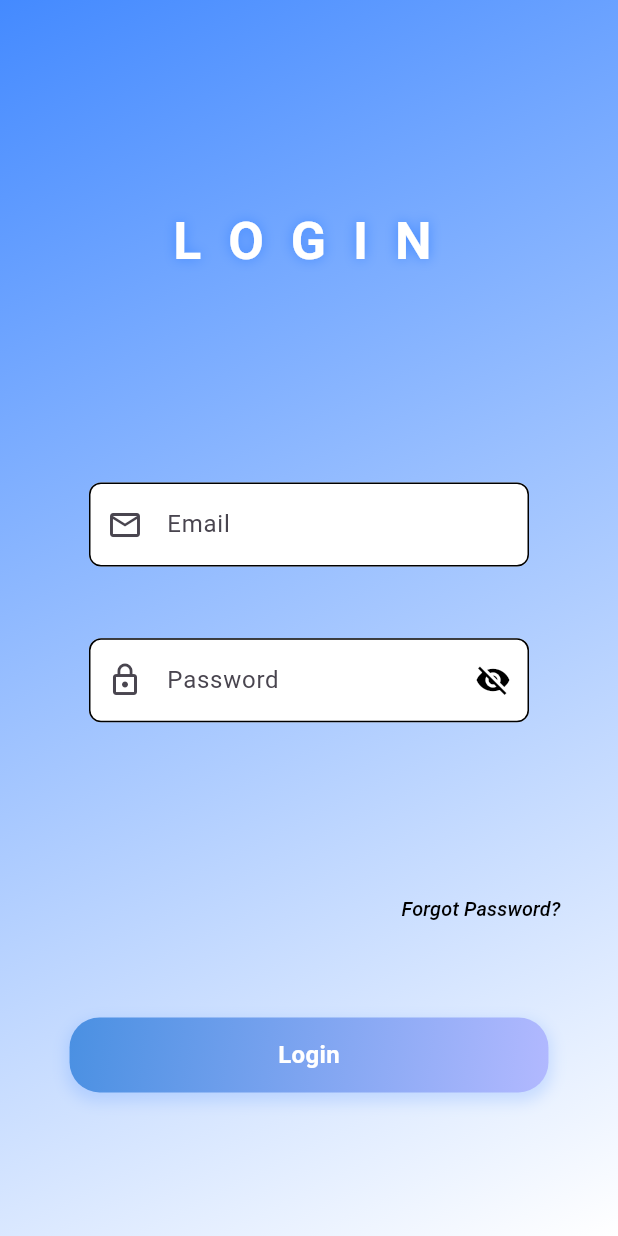
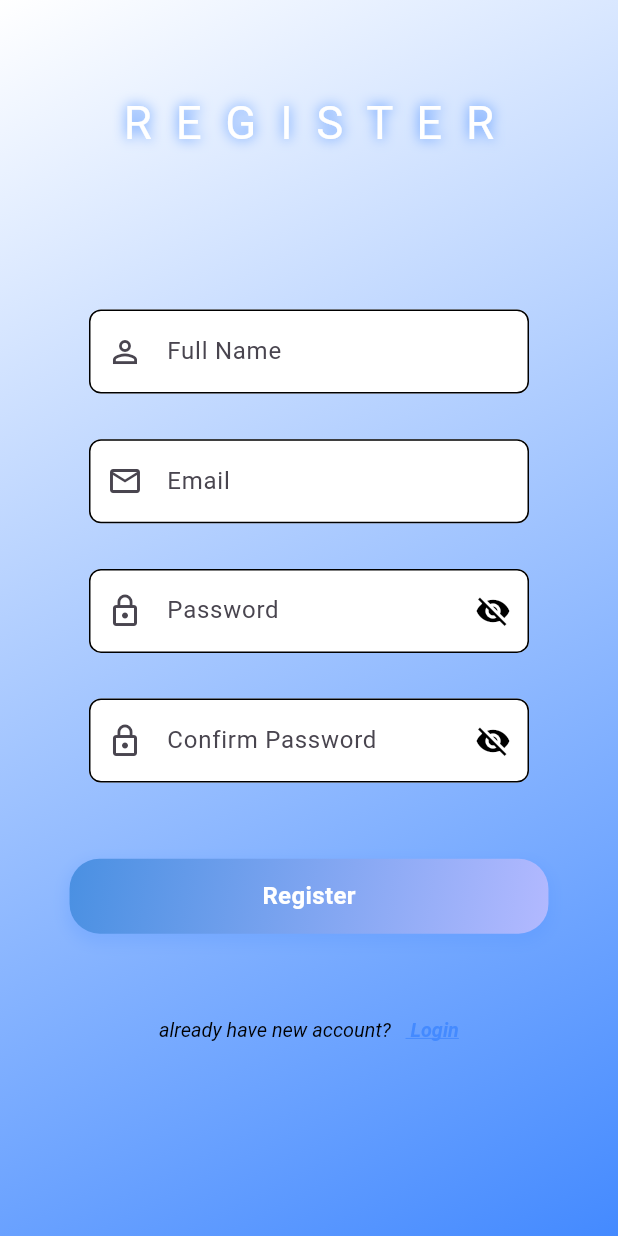
Before and after one commit to jafardaw/madSolutionTraning, a Flutter app: the screen it shows after launch, after a tap on "Login", on a phone screen of 412 x 824 dp. Run offline on Flutter 3.47's test engine with Material 3 defaults, Android fonts, the phone set to English and light mode, and no system bars; drawn by our look-alikes of animated_text_kit, flutter_animate; our stand-ins replace flutter_screenutil, go_router, lottie, shimmer; Roboto replaces fonts that are missing (Calibri); project files that could hold a hidden picture were left out.

Commit message:
add fonts and lotti and refactor custom

```diff
--- a/lib/Feture/Auth/login/presentation/veiw/login_view.dart
+++ b/lib/Feture/Auth/login/presentation/veiw/login_view.dart
@@ -2,6 +2,8 @@ import 'package:animated_text_kit/animated_text_kit.dart';
 import 'package:flutter/material.dart';
 import 'package:flutter_animate/flutter_animate.dart';
 import 'package:flutter_screenutil/flutter_screenutil.dart';
+import 'package:go_router/go_router.dart';
+import 'package:madsolutionproject/Feture/Auth/login/presentation/veiw/widget/auth_redirect_text.dart';
 import 'package:madsolutionproject/core/constant.dart';
 import 'package:madsolutionproject/core/utils/styel.dart';
 import 'package:madsolutionproject/core/widget/custom_botton.dart';
@@ -13,21 +15,21 @@ class LoginView extends StatelessWidget {
   @override
   Widget build(BuildContext context) {
     return Scaffold(
-      body: Container(
+      body: SafeArea(
+        child: Container(
           width: double.infinity,
           height: double.infinity,
           decoration: BoxDecoration(
             gradient: LinearGradient(
-            colors: [colorBlue, colorWhite],
-            begin: Alignment.topLeft,
-            end: Alignment.bottomRight,
+              colors: [colorWhite, colorBlue],
+              begin: Alignment.bottomRight,
+              end: Alignment.topLeft,
             ),
           ),
-        child: SafeArea(
           child: Padding(
             padding: EdgeInsets.symmetric(horizontal: 24.w),
             child: Column(
-              mainAxisAlignment: MainAxisAlignment.spaceEvenly,
+              mainAxisAlignment: MainAxisAlignment.center,
               children: [
                 40.verticalSpace,
                 Center(
@@ -35,47 +37,52 @@ class LoginView extends StatelessWidget {
                     animatedTexts: [
                       TypewriterAnimatedText(
                         "L  O  G  I  N ",
-                        speed: Duration(milliseconds: 200),
-                        textStyle: AppTextStyles.headline.copyWith(
-                          fontSize: 34.sp,
-                        ),
+                        speed: const Duration(milliseconds: 200),
+                        textStyle: AppTextStyles.calibri19NormalWhiteShadow
+                            .copyWith(fontSize: 34.sp),
                       ),
                     ],
                     totalRepeatCount: 1,
                   ),
                 ),
                 40.verticalSpace,
+                Column(
+                  children: [
                     CustomTextField(
                       hint: 'Email',
-                  label: Text('Email'),
+                      label: const Text('Email'),
                       hintText: 'Enter your email',
                       prefixIcon: const Icon(Icons.email_outlined),
                       obscureText: false,
                     ).animate().fadeIn(duration: 800.ms).slideX(begin: -0.2),
+                    24.verticalSpace,
                     CustomTextField(
                       hint: 'Password',
-                  label: Text('Password'),
+                      label: const Text('Password'),
                       hintText: 'Enter your password',
                       prefixIcon: const Icon(Icons.lock_outline),
                       obscureText: true,
                     ).animate().fadeIn(duration: 800.ms).slideX(begin: 0.2),
+                  ],
+                ),
+                AuthRedirectText(
+                  message: "Forgt Password?",
+                  onTap: () {},
+                  alignmentGeometry: Alignment.centerRight,
+                ),
+                CustomButton(
+                  text: 'Login',
+                  onTap: () async {
+                    context.goNamed('register');
+                  },
+                ),
+                AuthRedirectText(
+                  alignmentGeometry: Alignment.center,
+                  message: "Create new account?   ",
+                  actionText: "Login",
+                  onTap: () {},
+                ),
 
-                5.verticalSpace,
-                Align(
-                  alignment: Alignment.centerRight,
-                  child: TextButton(
-                    onPressed: () {},
-                    child: Text(
-                      "Forgot Password?",
-                      style: TextStyle(
-                        color: colorblack,
-                        fontSize: 13.sp,
-                        fontStyle: FontStyle.italic,
-                      ),
-                    ),
-                  ),
-                ),
-                CustomButton(text: 'Login', onTap: () {}),
                 30.horizontalSpace,
               ],
             ),
--- /dev/null
+++ b/lib/Feture/Auth/login/presentation/veiw/register_view.dart
@@ -0,0 +1,99 @@
+import 'package:animated_text_kit/animated_text_kit.dart';
+import 'package:flutter/material.dart';
+import 'package:flutter_animate/flutter_animate.dart';
+import 'package:flutter_screenutil/flutter_screenutil.dart';
+import 'package:go_router/go_router.dart';
+import 'package:madsolutionproject/Feture/Auth/login/presentation/veiw/widget/auth_redirect_text.dart';
+import 'package:madsolutionproject/core/constant.dart';
+import 'package:madsolutionproject/core/utils/styel.dart';
+import 'package:madsolutionproject/core/widget/custom_botton.dart';
+import 'package:madsolutionproject/core/widget/custom_text_field.dart';
+
+class RegisterView extends StatelessWidget {
+  const RegisterView({super.key});
+
+  @override
+  Widget build(BuildContext context) {
+    return Scaffold(
+      body: SafeArea(
+        child: Container(
+          width: double.infinity,
+          height: double.infinity,
+          decoration: BoxDecoration(
+            gradient: LinearGradient(
+              colors: [colorWhite, colorBlue],
+              begin: Alignment.topLeft,
+              end: Alignment.bottomRight,
+            ),
+          ),
+          child: Padding(
+            padding: EdgeInsets.symmetric(horizontal: 24.w),
+            child: SingleChildScrollView(
+              child: Column(
+                mainAxisAlignment: MainAxisAlignment.center,
+                children: [
+                  60.verticalSpace,
+                  Center(
+                    child: AnimatedTextKit(
+                      animatedTexts: [
+                        TypewriterAnimatedText(
+                          "R  E  G  I  S  T  E  R",
+                          speed: const Duration(milliseconds: 150),
+                          textStyle: AppTextStyles.calibri19NormalWhiteShadow
+                              .copyWith(fontSize: 30.sp),
+                        ),
+                      ],
+                      totalRepeatCount: 1,
+                    ),
+                  ),
+                  100.verticalSpace,
+                  CustomTextField(
+                    hint: 'Full Name',
+                    label: const Text('Full Name'),
+                    hintText: 'Enter your full name',
+                    prefixIcon: const Icon(Icons.person_outline),
+                    obscureText: false,
+                  ).animate().fadeIn().slideX(begin: -0.2),
+                  30.verticalSpace,
+                  CustomTextField(
+                    hint: 'Email',
+                    label: const Text('Email'),
+                    hintText: 'Enter your email',
+                    prefixIcon: const Icon(Icons.email_outlined),
+                    obscureText: false,
+                  ).animate().fadeIn().slideX(begin: 0.2),
+                  30.verticalSpace,
+                  CustomTextField(
+                    hint: 'Password',
+                    label: const Text('Password'),
+                    hintText: 'Enter your password',
+                    prefixIcon: const Icon(Icons.lock_outline),
+                    obscureText: true,
+                  ).animate().fadeIn().slideX(begin: -0.2),
+                  30.verticalSpace,
+                  CustomTextField(
+                    hint: 'Confirm Password',
+                    label: const Text('Confirm Password'),
+                    hintText: 'Re-enter your password',
+                    prefixIcon: const Icon(Icons.lock_outline),
+                    obscureText: true,
+                  ).animate().fadeIn().slideX(begin: 0.2),
+                  50.verticalSpace,
+                  CustomButton(text: 'Register', onTap: () {}),
+                  40.verticalSpace,
+                  AuthRedirectText(
+                    alignmentGeometry: Alignment.center,
+                    message: "already have new account?   ",
+                    actionText: "Login",
+                    onTap: () {},
+                  ),
+                  40.verticalSpace,
+                ],
+              ),
+            ),
+          ),
+        ),
+      ),
+    );
+  }
+}
--- /dev/null
+++ b/lib/Feture/Auth/login/presentation/veiw/widget/auth_redirect_text.dart
@@ -0,0 +1,48 @@
+import 'package:flutter/material.dart';
+import 'package:flutter_screenutil/flutter_screenutil.dart';
+
+class AuthRedirectText extends StatelessWidget {
+  final String message;
+  final String? actionText;
+  final VoidCallback onTap;
+  final AlignmentGeometry alignmentGeometry;
+
+  const AuthRedirectText({
+    super.key,
+    required this.message,
+    required this.alignmentGeometry,
+    this.actionText,
+    required this.onTap,
+  });
+
+  @override
+  Widget build(BuildContext context) {
+    return Align(
+      alignment: alignmentGeometry,
+      child: TextButton(
+        onPressed: onTap,
+        child: RichText(
+          text: TextSpan(
+            style: TextStyle(
+              color: Colors.black,
+              fontSize: 13.sp,
+              fontStyle: FontStyle.italic,
+            ),
+            children: [
+              TextSpan(text: message),
+              if (actionText != null)
+                TextSpan(
+                  text: ' $actionText',
+                  style: const TextStyle(
+                    color: Colors.blueAccent,
+                    fontWeight: FontWeight.bold,
+                    decoration: TextDecoration.underline,
+                  ),
+                ),
+            ],
+          ),
+        ),
+      ),
+    );
+  }
+}
--- a/lib/Feture/splash/splash_view.dart
+++ b/lib/Feture/splash/splash_view.dart
@@ -3,6 +3,7 @@ import 'package:flutter_animate/flutter_animate.dart';
 import 'package:animated_text_kit/animated_text_kit.dart';
 import 'package:flutter_screenutil/flutter_screenutil.dart';
 import 'package:go_router/go_router.dart';
+import 'package:lottie/lottie.dart';
 import 'package:madsolutionproject/core/constant.dart';
 import 'package:madsolutionproject/core/utils/styel.dart';
 import 'package:shimmer/shimmer.dart';
@@ -19,28 +20,25 @@ class _SplashViewState extends State<SplashView> {
   void initState() {
     super.initState();
     Future.delayed(const Duration(seconds: 5), () {
-      context.go('/login');
+      context.goNamed('login');
     });
   }
 
   @override
   Widget build(BuildContext context) {
     return Scaffold(
-      backgroundColor: const Color.fromARGB(
-        255,
-        243,
-        243,
-        243,
-      ), // تغيرنا من اللون الأزرق إلى الأبيض
+      backgroundColor: colorWhite,
       body: Center(
         child: Column(
           mainAxisAlignment: MainAxisAlignment.center,
           children: [
-            // _Logo(),
-            SizedBox(height: 40.h),
+            SizedBox(
+              width: double.infinity,
+              height: 250.h,
+              child: Lottie.asset('assets/animation_1745402143645.json'),
+            ),
+            SizedBox(height: 20.h),
             _AnimatedText(),
-            SizedBox(height: 20.h),
-            _ShimmerText(),
           ],
         ),
       ),
@@ -48,49 +46,24 @@ class _SplashViewState extends State<SplashView> {
   }
 }
 
-class _Logo extends StatelessWidget {
-  @override
-  Widget build(BuildContext context) {
-    return Container(
-          height: 120.h,
-          width: 120.w,
-          decoration: BoxDecoration(
-            shape: BoxShape.circle,
-            boxShadow: [
-              BoxShadow(color: colorBlue, blurRadius: 40.r, spreadRadius: 8.r),
-            ],
-          ),
-          child: ClipOval(
-            child: Image.asset(
-              'assets/image/IMG_20240520_225153_669.png',
-              fit: BoxFit.cover,
-            ),
-          ),
-        )
-        .animate()
-        .scale(duration: 1.seconds)
-        .fadeIn(duration: 1.2.seconds)
-        .slideY(begin: 1, end: 0);
-  }
-}
-
 class _AnimatedText extends StatelessWidget {
   @override
   Widget build(BuildContext context) {
     return SizedBox(
-          height: 40.h,
+          height: 50.h,
           child: DefaultTextStyle(
-            style: AppTextStyles.headline.copyWith(
-              color: colorBlue,
-            ), // تغيرنا إلى اللون الأزرق
+            style: AppTextStyles.calibri14RegularGrey300.copyWith(
+              color: const Color.fromARGB(255, 68, 106, 173),
+            ),
             child: AnimatedTextKit(
               animatedTexts: [
                 TypewriterAnimatedText(
-                  "Flutter Developer ",
+                  "Welcome back  ",
                   speed: Duration(milliseconds: 70),
                 ),
+
                 TypewriterAnimatedText(
-                  "MED IT ",
+                  "Lets go... ",
                   speed: Duration(milliseconds: 70),
                 ),
               ],
@@ -107,35 +80,3 @@ class _AnimatedText extends StatelessWidget {
         .fadeIn(delay: 1.2.seconds);
   }
 }
-
-class _ShimmerText extends StatelessWidget {
-  @override
-  Widget build(BuildContext context) {
-    return Animate(
-      effects: [
-        FadeEffect(duration: 600.ms),
-        SlideEffect(begin: const Offset(-1, 0), duration: 800.ms),
-        ScaleEffect(
-          begin: const Offset(0.95, 0.95),
-          end: const Offset(1.05, 1.05),
-          duration: 1.5.seconds,
-          curve: Curves.easeInOut,
-          delay: 3.seconds,
-        ),
-      ],
-      child: Shimmer.fromColors(
-        baseColor: Colors.grey[300]!,
-        highlightColor: colorBlue, // غيرنا إلى اللون الأزرق
-        period: const Duration(seconds: 3),
-        child: Text(
-          "MAD SOLUTION",
-          style: AppTextStyles.shimmerText.copyWith(
-            color: colorBlue, // تغيرنا إلى اللون الأزرق
-            fontSize: 24.sp,
-            fontWeight: FontWeight.bold,
-          ),
-        ),
-      ),
-    );
-  }
-}
--- a/lib/core/utils/app_router.dart
+++ b/lib/core/utils/app_router.dart
@@ -1,5 +1,6 @@
 import 'package:go_router/go_router.dart';
 import 'package:madsolutionproject/Feture/Auth/login/presentation/veiw/login_view.dart';
+import 'package:madsolutionproject/Feture/Auth/login/presentation/veiw/register_view.dart';
 import 'package:madsolutionproject/Feture/splash/splash_view.dart';
 
 final GoRouter router = GoRouter(
@@ -15,10 +16,10 @@ final GoRouter router = GoRouter(
       name: 'login',
       builder: (context, state) => const LoginView(),
     ),
-    // GoRoute(
-    //   path: '/register',
-    //   name: 'register',
-    //   builder: (context, state) => const RegisterView(),
-    // ),
+    GoRoute(
+      path: '/register',
+      name: 'register',
+      builder: (context, state) => const RegisterView(),
+    ),
   ],
 );
--- a/lib/core/utils/styel.dart
+++ b/lib/core/utils/styel.dart
@@ -3,27 +3,67 @@ import 'package:flutter_animate/flutter_animate.dart';
 import 'package:flutter_screenutil/flutter_screenutil.dart';
 
 class AppTextStyles {
-  static TextStyle headline = TextStyle(
+  static TextStyle calibri26NormalWhiteShadow = TextStyle(
+    fontFamily: 'Calibri',
     fontSize: 26.0.sp,
-    fontWeight: FontWeight.bold,
+    fontWeight: FontWeight.normal,
     color: Colors.white,
     shadows: [
       Shadow(blurRadius: 10.0, color: Colors.blueAccent, offset: Offset(0, 0)),
     ],
   );
 
-  static TextStyle shimmerText = TextStyle(
+  static TextStyle calibri19NormalWhiteShadow = TextStyle(
+    fontFamily: 'Calibri',
     fontSize: 19.sp,
-    fontWeight: FontWeight.bold,
+    fontWeight: FontWeight.normal,
     color: Colors.white,
     shadows: [
       Shadow(blurRadius: 10.0, color: Colors.blueAccent, offset: Offset(0, 0)),
     ],
   );
-  static TextStyle subText = TextStyle(
+
+  static TextStyle calibri14RegularGrey300 = TextStyle(
+    fontFamily: 'Calibri',
     fontSize: 14.sp,
     color: Colors.grey[300],
     fontWeight: FontWeight.w400,
+  );
+
+  static TextStyle calibri16BoldWhite = TextStyle(
+    fontFamily: 'Calibri',
+    fontSize: 16.sp,
+    fontWeight: FontWeight.bold,
+    color: Colors.white,
+  );
+
+  static TextStyle calibri14BoldBlueAccentUnderline = TextStyle(
+    fontFamily: 'Calibri',
+    fontSize: 14.sp,
+    fontWeight: FontWeight.bold,
+    color: Colors.blueAccent,
+    decoration: TextDecoration.underline,
+  );
+
+  static TextStyle calibri15MediumGrey800 = TextStyle(
+    fontFamily: 'Calibri',
+    fontSize: 15.sp,
+    fontWeight: FontWeight.w500,
+    color: Colors.grey[800],
+  );
+
+  static TextStyle calibri13RegularRed = TextStyle(
+    fontFamily: 'Calibri',
+    fontSize: 13.sp,
+    fontWeight: FontWeight.w400,
+    color: Colors.redAccent,
+  );
+
+  static TextStyle calibri13ItalicGrey600 = TextStyle(
+    fontFamily: 'Calibri',
+    fontSize: 13.sp,
+    fontStyle: FontStyle.italic,
+    color: Colors.grey[600],
   );
 }
 
--- a/lib/core/widget/custom_text_field.dart
+++ b/lib/core/widget/custom_text_field.dart
@@ -56,16 +56,9 @@ class _CustomTextFieldState extends State<CustomTextField> {
 
   @override
   Widget build(BuildContext context) {
-    // Get the screen size
     final Size screenSize = MediaQuery.of(context).size;
-
-    // Calculate padding dynamically based on screen width
-    final double horizontalPadding =
-        screenSize.width * 0.08; // 8% of screen width
-
-    // Adjust text size based on screen size (you can fine-tune this as needed)
-    final double textSize =
-        screenSize.width < 600 ? 14 : 16; // Smaller text for smaller screens
+    final double horizontalPadding = screenSize.width * 0.08;
+    final double textSize = screenSize.width < 600 ? 14 : 16;
 
     return Padding(
       padding: EdgeInsets.symmetric(horizontal: horizontalPadding),
--- a/lib/main.dart
+++ b/lib/main.dart
@@ -19,10 +19,11 @@ class MyApp extends StatelessWidget {
   @override
   Widget build(BuildContext context) {
     return MaterialApp.router(
+      theme: ThemeData(fontFamily: 'Calibri'),
       debugShowCheckedModeBanner: false,
 
       title: 'MAD Solution',
-      theme: ThemeData(primarySwatch: Colors.blue),
+
       routerConfig: router,
     );
   }
```
Also changed, not shown: assets/animation_1745402143645.json (added, +1 -0 lines), pubspec.yaml (+16 -22 lines), assets/font/calibri-bold-italic.ttf (added), assets/font/calibri-bold.ttf (added), assets/font/calibri-italic.ttf (added), assets/font/calibri-regular.ttf (added), pubspec.lock. Lines whose indentation alone changed are shown as unchanged.
